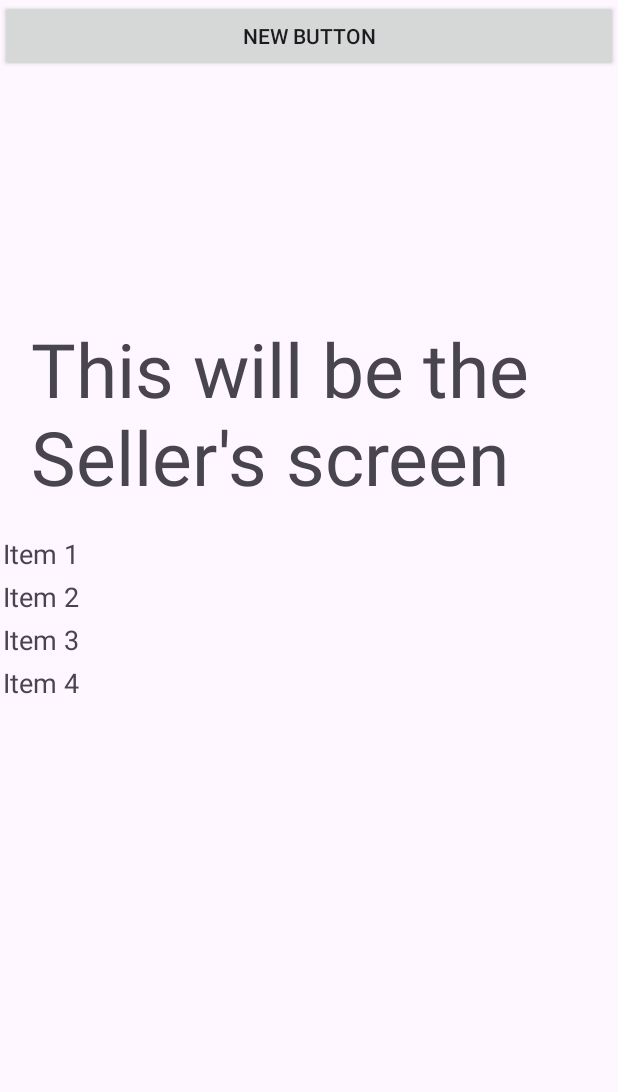
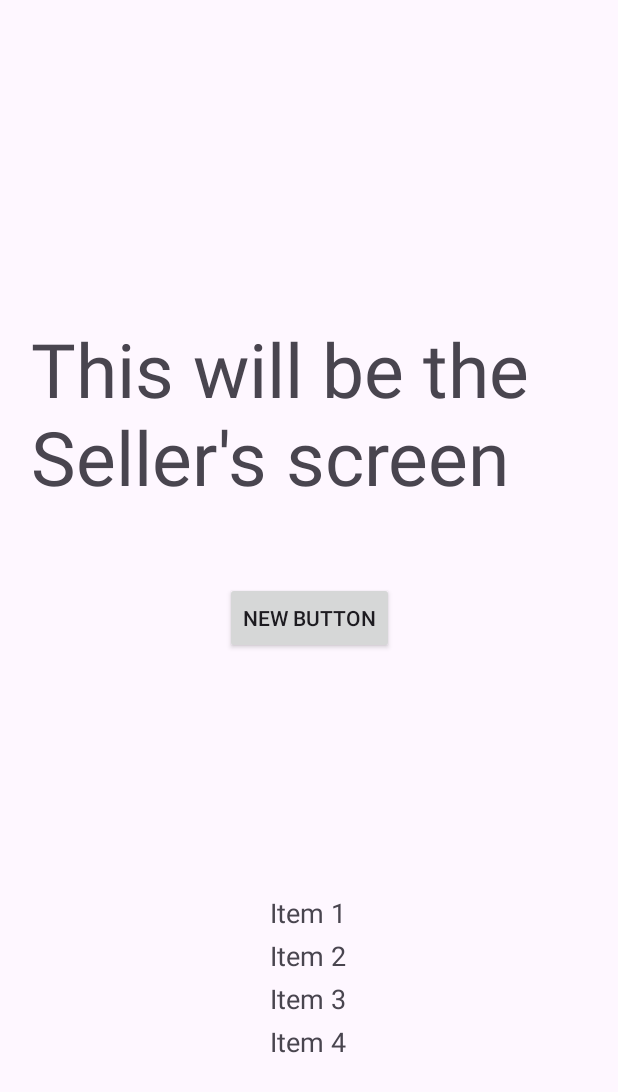
Before and after one commit to carmeliomri/localmarketbagroot, an Android app: the SellerActivity screen opened directly, with no data from a screen before it, on a phone screen of 412 x 824 dp. Shown: the top 1092 px of the screen. Run offline under Robolectric (Android 15) with nearby library versions, the phone set to English and light mode, and no system bars.

Commit message:
list position changed

```diff
--- a/app/src/main/res/layout/activity_seller.xml
+++ b/app/src/main/res/layout/activity_seller.xml
@@ -21,17 +21,25 @@
 
     <LinearLayout
         android:id="@+id/linear_Layout"
-        android:layout_width="match_parent"
-        android:layout_height="match_parent"
-        android:orientation="vertical"/>
+        android:layout_width="wrap_content"
+        android:layout_height="wrap_content"
+        android:orientation="vertical"
+        app:layout_constraintBottom_toBottomOf="parent"
+        app:layout_constraintEnd_toEndOf="parent"
+        app:layout_constraintStart_toStartOf="parent"
+        app:layout_constraintTop_toTopOf="parent">
+
+    </LinearLayout>
 
     <androidx.recyclerview.widget.RecyclerView
         android:id="@+id/recyclerView"
-        android:layout_width="match_parent"
+        android:layout_width="wrap_content"
         android:layout_height="wrap_content"
         app:layout_constraintBottom_toBottomOf="parent"
         app:layout_constraintEnd_toEndOf="parent"
+        app:layout_constraintHorizontal_bias="0.498"
         app:layout_constraintStart_toStartOf="parent"
-        app:layout_constraintTop_toTopOf="parent" />
+        app:layout_constraintTop_toTopOf="parent"
+        app:layout_constraintVertical_bias="0.837" />
 
 </androidx.constraintlayout.widget.ConstraintLayout>
```
